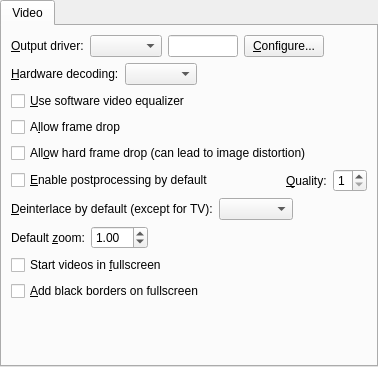
The window that src/gui/pref/video.ui (wilbert2000/wzplayer) describes before a commit, drawn with Qt 5.
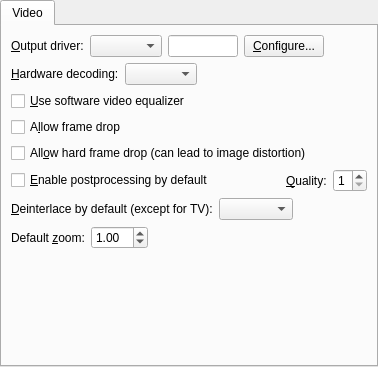
The same window after the commit.

Commit message:
Moved "Start in fullscreen" and "add blackborders" from video to interface
Increased margins groupboxes to 8, increased dialog height to 600

What changed in the file:
```diff
--- a/src/gui/pref/video.ui
+++ b/src/gui/pref/video.ui
@@ -270,20 +270,6 @@
          </item>
         </layout>
        </item>
-       <item>
-        <widget class="QCheckBox" name="start_fullscreen_check">
-         <property name="text">
-          <string>Start videos in &amp;fullscreen</string>
-         </property>
-        </widget>
-       </item>
-       <item>
-        <widget class="QCheckBox" name="blackborders_on_fs_check">
-         <property name="text">
-          <string>&amp;Add black borders on fullscreen</string>
-         </property>
-        </widget>
-       </item>
        <item>
         <spacer name="verticalSpacer">
          <property name="orientation">
```
Left out of the diff: 2 changed lines with no effect on the pictures. The commit also changes 9 other files.
